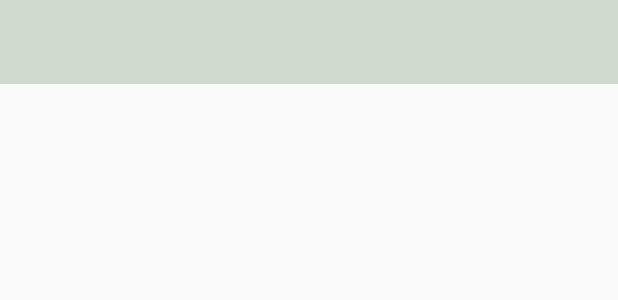
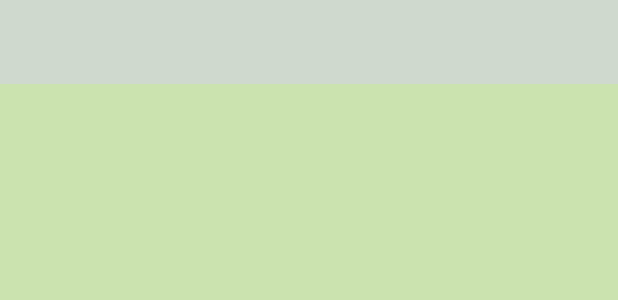
Before and after one commit to maxdexter84/LiteWeather, an Android app: the layout activity_main.xml on its own in the app's theme, with its tools: preview values and no code run, on a phone screen of 412 x 824 dp. Shown: the top 300 px of the screen. Run offline under Robolectric (Android 15) with nearby library versions, the phone set to English and light mode, and no system bars.

Commit message:
сделал фрагмент с пагодой на 10 дней выдвигающейся при скроле

```diff
--- a/app/build.gradle
+++ b/app/build.gradle
@@ -35,4 +35,6 @@ dependencies {
     implementation 'androidx.recyclerview:recyclerview:1.2.0-alpha02'
     implementation 'androidx.cardview:cardview:1.0.0'
     implementation 'androidx.mediarouter:mediarouter:1.1.0'
+    //noinspection GradleCompatible
+    implementation 'com.android.support:design:28.0.0'
 }
--- a/app/src/main/java/com/maxdexter/liteweather/fragments/TodayWeather.java
+++ b/app/src/main/java/com/maxdexter/liteweather/fragments/TodayWeather.java
@@ -59,8 +59,9 @@ public class TodayWeather extends Fragment{
     @SuppressLint("SetTextI18n")
     void setContent(int position){
         Weather weather = weatherLab.getWeatherList().get(position);
+        int feel = R.string.feeling_by;
         mCurrentTemp.setText(weather.getCurrentTemp());
-        mFeelingTemp.setText(weather.getFeelingTemp());
+        mFeelingTemp.setText("Ощущается как " + weather.getFeelingTemp());
         mImageWeather.setImageResource(weather.getImageResourceId());
         mDateTime.setText(weather.getDate());
         mDayNightTemp.setText("" + weather.getNightTemp() + " " + weather.getDayTemp());
--- a/app/src/main/res/layout/activity_main.xml
+++ b/app/src/main/res/layout/activity_main.xml
@@ -1,26 +1,46 @@
 <?xml version="1.0" encoding="utf-8"?>
-<LinearLayout android:orientation="vertical"
+<androidx.coordinatorlayout.widget.CoordinatorLayout
+    android:layout_width="match_parent"
+    android:layout_height="match_parent"
+    android:background="@color/myColorBackground"
     xmlns:android="http://schemas.android.com/apk/res/android"
     xmlns:tools="http://schemas.android.com/tools"
-    android:layout_width="match_parent"
-    android:layout_height="match_parent"
-    tools:context=".MainActivity"
-    xmlns:app="http://schemas.android.com/apk/res-auto">
+    xmlns:app="http://schemas.android.com/apk/res-auto"
+    tools:context=".MainActivity">
     <androidx.appcompat.widget.Toolbar
         android:id="@+id/toolbar"
+        android:layout_marginBottom="25dp"
         android:layout_width="match_parent"
         android:background="@color/myColorPrimary"
         android:layout_height="?attr/actionBarSize"/>
+
+    <androidx.core.widget.NestedScrollView
+        android:layout_width="match_parent"
+        android:layout_height="wrap_content"
+        app:layout_behavior="@string/appbar_scrolling_view_behavior">
+
         <FrameLayout
             android:id="@+id/fragment_container_main"
-        android:layout_weight="4"
+            android:layout_marginTop="30dp"
             android:layout_width="match_parent"
-        android:layout_height="wrap_content"/>
+            android:layout_height="wrap_content" />
+    </androidx.core.widget.NestedScrollView>
+
+    <LinearLayout
+        android:id="@+id/bottom_panel"
+        android:clipToPadding="true"
+        app:layout_behavior="com.google.android.material.bottomsheet.BottomSheetBehavior"
+        app:behavior_hideable="false"
+        app:behavior_peekHeight="40dp"
+        android:orientation="vertical"
+        android:layout_width="match_parent"
+        android:layout_height="300dp">
         <FrameLayout
             android:id="@+id/fragment_container_list"
             android:layout_weight="1"
             android:layout_width="match_parent"
-        android:layout_height="wrap_content"/>
+            android:layout_height="0dp"/>
 
 
     </LinearLayout>
+</androidx.coordinatorlayout.widget.CoordinatorLayout>
--- a/app/src/main/res/layout/fragment_ten_days_weather.xml
+++ b/app/src/main/res/layout/fragment_ten_days_weather.xml
@@ -12,7 +12,7 @@
         android:layout_height="wrap_content"
         android:gravity="center"
         android:text="@string/ten_days_text"
-        android:background="@color/myColorAccent"
+        android:background="@color/transparentWhite"
         android:textAppearance="@style/TextAppearance.AppCompat.Light.SearchResult.Title"
         android:textColor="@color/transparentBlack"
         android:textSize="24sp"
--- a/app/src/main/res/values/colors.xml
+++ b/app/src/main/res/values/colors.xml
@@ -10,4 +10,6 @@
     <color name="myColorAccentTransparent">#697C8E51</color>
     <color name="transparentBlack">#BB1A1919</color>
     <color name="white">#73FFFFFF</color>
+    <color name="transparentWhite">#7BFFFFFF</color>
+    <color name="myColorBackground">#6E8BC34A</color>
 </resources>
--- a/app/src/main/res/values/strings.xml
+++ b/app/src/main/res/values/strings.xml
@@ -7,4 +7,6 @@
     <string name="search">search</string>
     <string name="search_title">Поиск</string>
     <string name="search_hint">Выбрать город</string>
+
+    <string name="feeling_by">Ощущается как</string>
 </resources>
```
Lines whose indentation alone changed are shown as unchanged.
